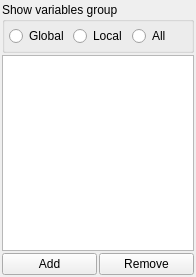
Before: the Qt Designer form Editor/main_window/dock/variables_box.ui in WohlSoft/Moondust-Project, drawn with Qt 5.
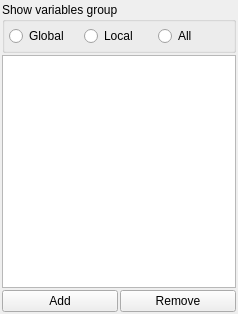
After: the same form once the commit is applied.

The edit to the form file:
```diff
--- a/Editor/main_window/dock/variables_box.ui
+++ b/Editor/main_window/dock/variables_box.ui
@@ -6,8 +6,8 @@
    <rect>
     <x>0</x>
     <y>0</y>
-    <width>196</width>
-    <height>277</height>
+    <width>238</width>
+    <height>314</height>
    </rect>
   </property>
   <property name="minimumSize">
```
